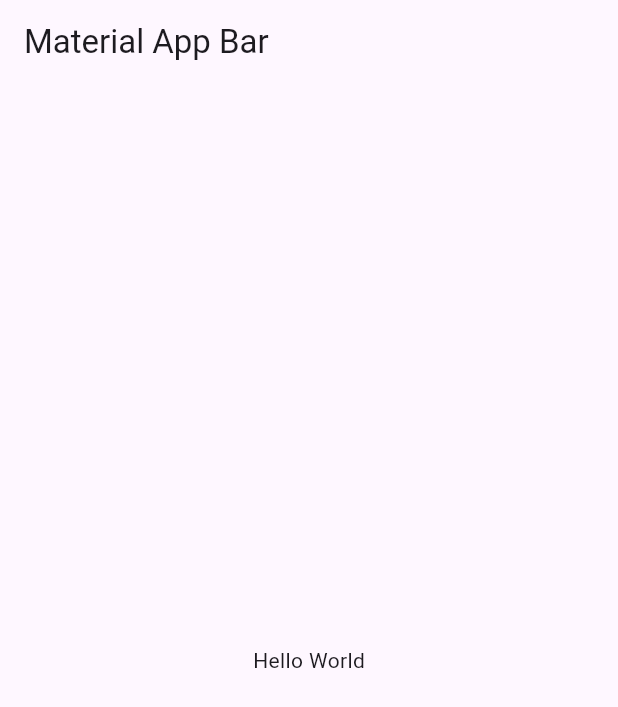
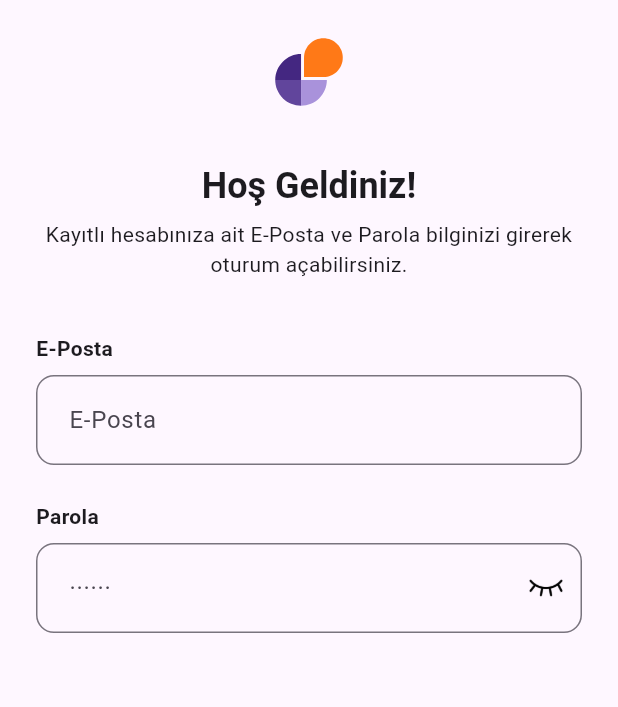
Before and after one commit to gelecekvadisi/travel_tales, a Flutter app: the screen it shows after launch, on a phone screen of 412 x 824 dp. Shown: the top 707 px of the screen. Run offline on Flutter 3.47's test engine with Material 3 defaults, Android fonts, the phone set to English and light mode, and no system bars; our stand-ins replace flutter_svg.

Commit message:
LoginPage title ve fields yapıldı

```diff
--- a/lib/main.dart
+++ b/lib/main.dart
@@ -1,4 +1,5 @@
 import 'package:flutter/material.dart';
+import 'package:travel_tales/pages/login_page.dart';
 
 void main() => runApp(const MyApp());
 
@@ -7,16 +8,9 @@ class MyApp extends StatelessWidget {
 
   @override
   Widget build(BuildContext context) {
-    return MaterialApp(
+    return const MaterialApp(
       title: 'Travel Tales',
-      home: Scaffold(
-        appBar: AppBar(
-          title: const Text('Material App Bar'),
-        ),
-        body: const Center(
-          child: Text('Hello World'),
-        ),
-      ),
+      home: LoginPage(),
     );
   }
 }
--- /dev/null
+++ b/lib/pages/login_page.dart
@@ -0,0 +1,53 @@
+import 'package:flutter/material.dart';
+import 'package:flutter/widgets.dart';
+import 'package:flutter_svg/flutter_svg.dart';
+import 'package:travel_tales/util/constants.dart';
+import 'package:travel_tales/widgets/fields/custom_text_form_field.dart';
+import 'package:travel_tales/widgets/logo_widget.dart';
+
+class LoginPage extends StatelessWidget {
+  const LoginPage({super.key});
+
+  @override
+  Widget build(BuildContext context) {
+    return Scaffold(
+      body: SafeArea(
+        child: Center(
+          child: Padding(
+            padding: const EdgeInsets.all(Constants.defaultPadding),
+            child: Column(
+              mainAxisSize: MainAxisSize.max,
+              crossAxisAlignment: CrossAxisAlignment.center,
+              children: [
+                const LogoWidget(),
+                const SizedBox(height: Constants.defaultPadding * 1.5),
+                Text(
+                  "Hoş Geldiniz!",
+                  style: Theme.of(context).textTheme.headlineSmall?.copyWith(
+                        fontWeight: FontWeight.bold,
+                      ),
+                ),
+                const SizedBox(height: Constants.defaultPadding / 4),
+                const Text(
+                  "Kayıtlı hesabınıza ait E-Posta ve Parola bilginizi girerek oturum açabilirsiniz.",
+                  textAlign: TextAlign.center,
+                ),
+                SizedBox(height: Constants.defaultPadding,),
+                CustomTextFormField(
+                  label: "E-Posta",
+                  hint: "E-Posta",
+                  keyboardType: TextInputType.emailAddress,
+                ),
+                CustomTextFormField(
+                  label: "Parola",
+                  hint: Constants.obscuringCharacter * 6,
+                  keyboardType: TextInputType.visiblePassword,
+                ),
+              ],
+            ),
+          ),
+        ),
+      ),
+    );
+  }
+}
--- /dev/null
+++ b/lib/util/constants.dart
@@ -0,0 +1,9 @@
+class Constants {
+  Constants._();
+
+  static const String obscuringCharacter = "·";
+
+  static const double defaultPadding = 24;
+  static const double defaultRadius = 12;
+  static const double defaultBorderWidth = 1;
+}
--- /dev/null
+++ b/lib/widgets/fields/custom_text_form_field.dart
@@ -0,0 +1,91 @@
+import 'package:flutter/material.dart';
+import 'package:flutter/widgets.dart';
+
+import '../../util/constants.dart';
+
+class CustomTextFormField extends StatefulWidget {
+  CustomTextFormField({
+    super.key,
+    required this.label,
+    this.hint,
+    this.keyboardType = TextInputType.text,
+  });
+
+  String label;
+  String? hint;
+  TextInputType keyboardType;
+
+  @override
+  State<CustomTextFormField> createState() => _CustomTextFormFieldState();
+}
+
+class _CustomTextFormFieldState extends State<CustomTextFormField> {
+  late bool isPassword;
+  late bool isObscure;
+
+  @override
+  void initState() {
+    super.initState();
+    isPassword = widget.keyboardType == TextInputType.visiblePassword;
+    isObscure = isPassword;
+  }
+
+  @override
+  Widget build(BuildContext context) {
+    return Padding(
+      padding:
+          const EdgeInsets.symmetric(vertical: Constants.defaultPadding / 2),
+      child: Column(
+        children: [
+          _buildLabel(context),
+          const SizedBox(height: Constants.defaultPadding / 3),
+          _buildField(context),
+        ],
+      ),
+    );
+  }
+
+  TextFormField _buildField(BuildContext context) {
+    return TextFormField(
+      keyboardType: widget.keyboardType,
+      obscureText: isObscure,
+      obscuringCharacter: Constants.obscuringCharacter,
+      decoration: InputDecoration(
+        hintText: widget.hint,
+        // hintStyle: Theme.of(context).textTheme.bodyMedium,
+        contentPadding: const EdgeInsets.all(Constants.defaultPadding * 0.75),
+        border: OutlineInputBorder(
+          borderSide: const BorderSide(width: Constants.defaultBorderWidth),
+          borderRadius: BorderRadius.circular(Constants.defaultRadius),
+        ),
+        suffixIcon: !isPassword
+            ? null
+            : IconButton(
+                onPressed: () {
+                  setState(() {
+                    isObscure = !isObscure;
+                  });
+                },
+                icon: Image.asset(
+                  isObscure
+                      ? "assets/icons/eye_off.png"
+                      : "assets/icons/eye_on.png",
+                  width: 24, //Theme.of(context).iconTheme.size,
+                ),
+              ),
+      ),
+    );
+  }
+
+  Align _buildLabel(BuildContext context) {
+    return Align(
+      alignment: Alignment.centerLeft,
+      child: Text(
+        widget.label,
+        style: Theme.of(context).textTheme.bodyMedium?.copyWith(
+              fontWeight: FontWeight.bold,
+            ),
+      ),
+    );
+  }
+}
--- /dev/null
+++ b/lib/widgets/logo_widget.dart
@@ -0,0 +1,11 @@
+import 'package:flutter/material.dart';
+import 'package:flutter_svg/flutter_svg.dart';
+
+class LogoWidget extends StatelessWidget {
+  const LogoWidget({super.key});
+
+  @override
+  Widget build(BuildContext context) {
+    return SvgPicture.asset("assets/logo.svg");
+  }
+}
```
Also changed, not shown: pubspec.yaml (+4 -3 lines), assets/icons/eye_off.png (added), assets/icons/eye_on.png (added), assets/logo.svg (added), pubspec.lock.
